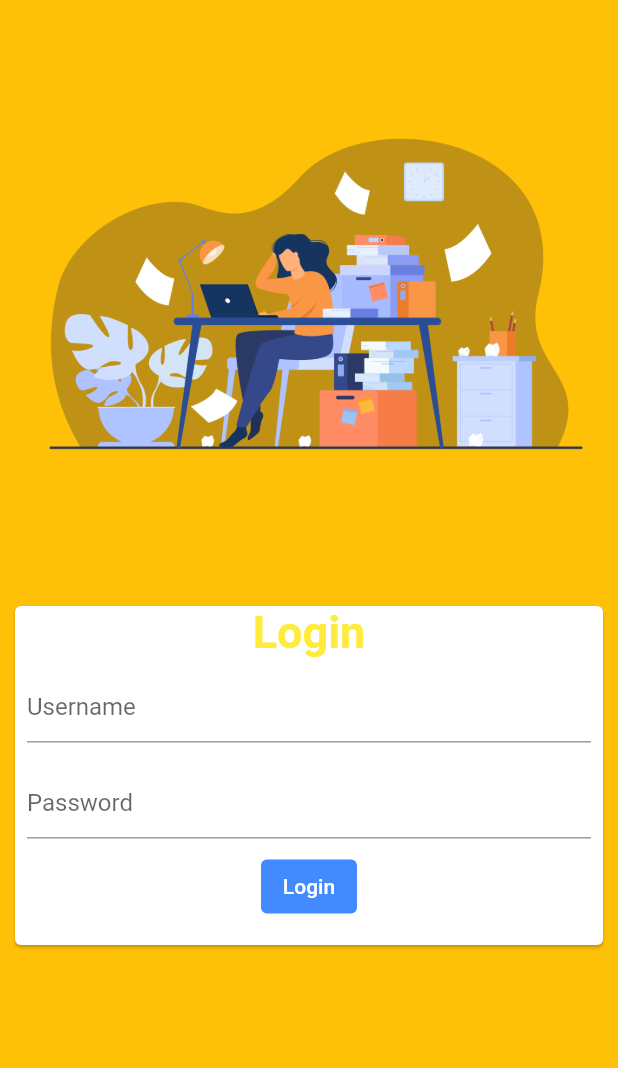
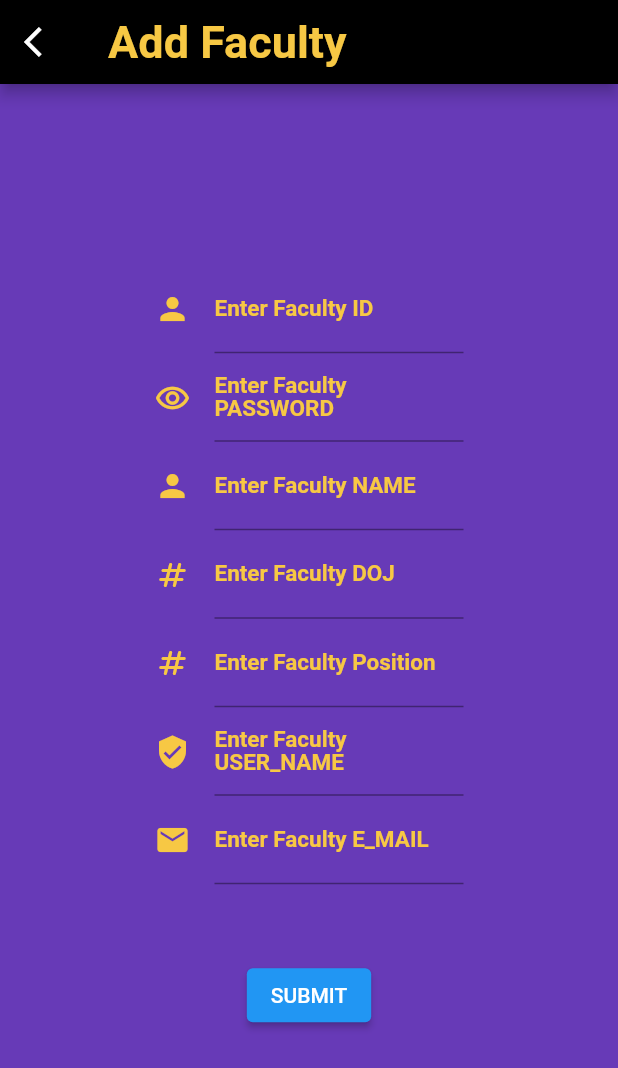
Before and after one commit to VE5PER/Automated-Elective-Processing, a Flutter app: the screen it shows after launch, on a phone screen of 412 x 824 dp. Shown: the top 1068 px of the screen. Run offline on Flutter 3.47's test engine with Material 2 defaults, Android fonts, the phone set to English and light mode, and no system bars; our stand-ins replace carousel_slider, google_fonts, table_calendar; missing offline and left inert: dart:html, dart:js, table_sticky_headers; accounts and stored records are empty.

Commit message:
created addFaculty.dart and some customization to admin dashboard

```diff
--- a/CODE/caut_front/lib/main.dart
+++ b/CODE/caut_front/lib/main.dart
@@ -8,6 +8,7 @@ import 'package:automated_elective_processing/pages/chooseElective.dart';
 import 'package:automated_elective_processing/pages/dashboard/widget/profile_card_widget.dart';
 import 'package:automated_elective_processing/pages/dashboard_temp.dart';
 import 'package:automated_elective_processing/pages/fac_page.dart';
+import 'package:automated_elective_processing/pages/add_faculty.dart';
 import 'package:flutter/material.dart';
 import 'package:http/http.dart' as http;
 
@@ -24,7 +25,8 @@ class login extends StatelessWidget {
     return MaterialApp(
       debugShowCheckedModeBanner: false,
       routes: {
-        '/': (context) => const SignUpScreen(),
+        // '/': (context) => const SignUpScreen(),
+        '/': (context) => addFaculty(),
         '/welcome': (context) => WelcomeScreen(),
       },
     );
--- /dev/null
+++ b/CODE/caut_front/lib/models/faculty.dart
@@ -0,0 +1,23 @@
+class Faculty{
+  String FACULTY_ID;
+  String PASSWORD;
+  String FACULTY_NAME;
+  String FACULTY_DOJ;
+  String FACULTY_POS;
+  String USER_NAME;
+  String E_MAIL;
+  Faculty(this.FACULTY_ID,this.PASSWORD,this.FACULTY_NAME,this.FACULTY_DOJ,this.FACULTY_POS,this.USER_NAME,this.E_MAIL );
+  Map toJson() => {
+    "FACULTY_ID":FACULTY_ID,
+    "PASSWORD":PASSWORD,
+    "FACULTY_NAME":FACULTY_NAME,
+    "FACULTY_DOJ":FACULTY_DOJ,
+    "FACULTY_POS":FACULTY_POS,
+    "USER_NAME":USER_NAME,
+    "E_MAIL":E_MAIL,
+  };
+
+
+}
+
+var currentUser;
--- /dev/null
+++ b/CODE/caut_front/lib/pages/add_faculty.dart
@@ -0,0 +1,274 @@
+import 'package:automated_elective_processing/functions/notify.dart';
+import 'package:automated_elective_processing/models/faculty.dart';
+import 'package:automated_elective_processing/common/app_colors.dart';
+import 'package:flutter/cupertino.dart';
+import '../../../main.dart';
+import 'package:flutter/material.dart';
+import 'dart:convert';
+import 'package:http/http.dart' as http;
+
+import 'dashboard_temp.dart';
+
+class addFaculty extends StatefulWidget {
+  const addFaculty({Key? key}) : super(key: key);
+
+  @override
+  State<addFaculty> createState() => _addFacultyState();
+}
+
+class _addFacultyState extends State<addFaculty> {
+  @override
+  Widget build(BuildContext context) {
+    String txt = '';
+    final TextEditingController FACULTY_ID = TextEditingController();
+    final TextEditingController PASSWORD = TextEditingController();
+    final TextEditingController FACULTY_NAME = TextEditingController();
+    final TextEditingController FACULTY_DOJ = TextEditingController();
+    final TextEditingController FACULTY_POS = TextEditingController();
+    final TextEditingController USER_NAME = TextEditingController();
+    final TextEditingController E_MAIL = TextEditingController();
+    final addFaculty = GlobalKey<FormState>();
+    return Scaffold(
+      appBar: AppBar(
+        title: Text(
+          "Add Faculty",
+          textAlign: TextAlign.center,
+          style: TextStyle(
+              color: AppColor.yellow,
+              fontWeight: FontWeight.bold,
+              fontSize: 30),
+        ),
+        backgroundColor: AppColor.black,
+        leading: IconButton(icon: Icon(Icons.arrow_back_ios), onPressed: () {
+
+          Navigator.pushReplacement(context, MaterialPageRoute(builder: (BuildContext context) => tempDash()));
+        }, ),
+      ),
+      backgroundColor: AppColor.purple,
+      body: Row(
+        children: [
+          Expanded(
+            child: Container(),
+            flex: 1,
+          ),
+          Expanded(
+            flex: 2,
+            child: Form(
+              key: addFaculty,
+              child: Column(
+                mainAxisAlignment: MainAxisAlignment.center,
+                crossAxisAlignment: CrossAxisAlignment.center,
+                children: [
+                  TextFormField(
+                    decoration: InputDecoration(
+                      icon: Icon(
+                        Icons.person,
+                        color: AppColor.yellow,
+                      ),
+                      label: Text(
+                        "Enter Faculty ID",
+                        style: TextStyle(
+                            color: AppColor.yellow,
+                            fontWeight: FontWeight.bold,
+                            fontSize: 15),
+                      ),
+                    ),
+                    controller: FACULTY_ID,
+                    validator: (String? value) {
+                      if (value == null || value.isEmpty) {
+                        return 'Please enter Faculty ID';
+                      }
+                      return null;
+                    },
+                  ),
+                  TextFormField(
+                    decoration: InputDecoration(
+                      icon: Icon(
+                        Icons.remove_red_eye_outlined,
+                        color: AppColor.yellow,
+                      ),
+                      label: Text(
+                        "Enter Faculty PASSWORD",
+                        style: TextStyle(
+                            color: AppColor.yellow,
+                            fontWeight: FontWeight.bold,
+                            fontSize: 15),
+                      ),
+                    ),
+                    validator: (String? value) {
+                      if (value == null || value.isEmpty) {
+                        return 'Please enter Password';
+                      }
+                      return null;
+                    },
+                    controller: PASSWORD,
+                  ),
+                  TextFormField(
+                    decoration: InputDecoration(
+                      icon: Icon(
+                        Icons.person,
+                        color: AppColor.yellow,
+                      ),
+                      label: Text(
+                        "Enter Faculty NAME",
+                        style: TextStyle(
+                            color: AppColor.yellow,
+                            fontWeight: FontWeight.bold,
+                            fontSize: 15),
+                      ),
+                    ),
+                    validator: (String? value) {
+                      if (value == null || value.isEmpty) {
+                        return 'Please enter Name';
+                      }
+                      return null;
+                    },
+                    controller: FACULTY_NAME,
+                  ),
+                  TextFormField(
+                    decoration: InputDecoration(
+                      icon: Icon(
+                        Icons.numbers_rounded,
+                        color: AppColor.yellow,
+                      ),
+                      label: Text(
+                        "Enter Faculty DOJ",
+                        style: TextStyle(
+                            color: AppColor.yellow,
+                            fontWeight: FontWeight.bold,
+                            fontSize: 15),
+                      ),
+                    ),
+                    validator: (String? value) {
+                      if (value == null || value.isEmpty) {
+                        return 'Please enter DOJ';
+                      }
+                      return null;
+                    },
+                    controller: FACULTY_DOJ,
+                  ),
+                  TextFormField(
+                    decoration: InputDecoration(
+                      icon: Icon(
+                        Icons.numbers_rounded,
+                        color: AppColor.yellow,
+                      ),
+                      label: Text(
+                        "Enter Faculty Position",
+                        style: TextStyle(
+                            color: AppColor.yellow,
+                            fontWeight: FontWeight.bold,
+                            fontSize: 15),
+                      ),
+                    ),
+                    validator: (String? value) {
+                      if (value == null || value.isEmpty) {
+                        return 'Please enter the Position';
+                      }
+                      return null;
+                    },
+                    controller: FACULTY_POS,
+                  ),
+                  TextFormField(
+                    decoration: InputDecoration(
+                      icon: Icon(
+                        Icons.verified_user,
+                        color: AppColor.yellow,
+                      ),
+                      label: Text(
+                        "Enter Faculty USER_NAME",
+                        style: TextStyle(
+                            color: AppColor.yellow,
+                            fontWeight: FontWeight.bold,
+                            fontSize: 15),
+                      ),
+                    ),
+                    validator: (String? value) {
+                      if (value == null || value.isEmpty) {
+                        return 'Please enter USER_NAME';
+                      }
+                      return null;
+                    },
+                    controller: USER_NAME,
+                  ),
+                  TextFormField(
+                    decoration: InputDecoration(
+                      icon: Icon(
+                        Icons.email,
+                        color: AppColor.yellow,
+                      ),
+                      label: Text(
+                        "Enter Faculty E_MAIL",
+                        style: TextStyle(
+                            color: AppColor.yellow,
+                            fontWeight: FontWeight.bold,
+                            fontSize: 15),
+                      ),
+                    ),
+                    validator: (String? value) {
+                      if (value == null || value.isEmpty) {
+                        return 'Please enter E_MAIL';
+                      }
+                      return null;
+                    },
+                    controller: E_MAIL,
+                  ),
+                  SizedBox(height: 50),
+                  ElevatedButton(
+                      onPressed: () async {
+                        if (addFaculty.currentState!.validate()) {
+                          Faculty fac = Faculty(
+                              FACULTY_ID.text,
+                              PASSWORD.text,
+                              FACULTY_NAME.text,
+                              FACULTY_DOJ.text,
+                              FACULTY_POS.text,
+                              USER_NAME.text,
+                              E_MAIL.text);
+                          String json = jsonEncode(fac);
+                          print(json);
+                          String resp = await addTeacher(json);
+
+                          if (resp.contains("ID is not available")) {
+                            showScreenDialog(context, 'ID is not available!!');
+                          } else {
+                            showScreenDialog(context, "Added Successfully");
+                          }
+                          //showScreenDialog(context, resp);
+
+                        }
+                      },
+                      child: Text("SUBMIT")),
+                  Text(txt),
+                ],
+              ),
+            ),
+          ),
+          Expanded(
+            child: Container(),
+            flex: 1,
+          ),
+        ],
+      ),
+    );
+  }
+}
+
+Future<String> addTeacher(String stu) async {
+  final response = await http.post(
+    Uri.parse(src + '/addFaculty'),
+    headers: <String, String>{
+      'Content-Type': 'application/json',
+    },
+    body: stu,
+  );
+  if (response.statusCode == 200 || response.statusCode == 201) {
+    // If the server did return a 201 CREATED response,
+    // then parse the JSON.
+    return response.body.toString();
+  } else {
+    // If the server did not return a 201 CREATED response,
+    // then throw an exception.
+    throw Exception('Failed to add Faculty.');
+  }
+}
```
Also changed, not shown: CODE/caut_front/lib/pages/admin_menu_drawer.dart (added, +52 -0 lines), CODE/caut_front/lib/pages/admin_top_bar_contents.dart (added, +215 -0 lines), CODE/caut_front/lib/pages/dashboard_temp.dart (+25 -1 lines), CODE/caut_front/lib/pages/responsive.dart (added, +43 -0 lines), 2 other files.
